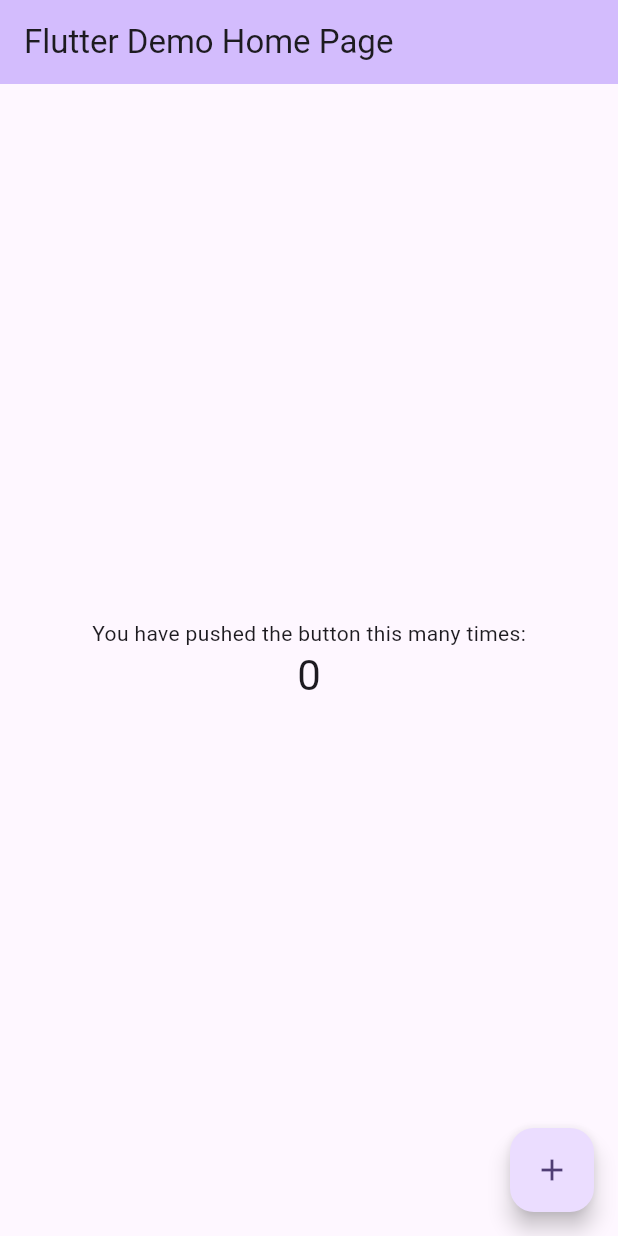
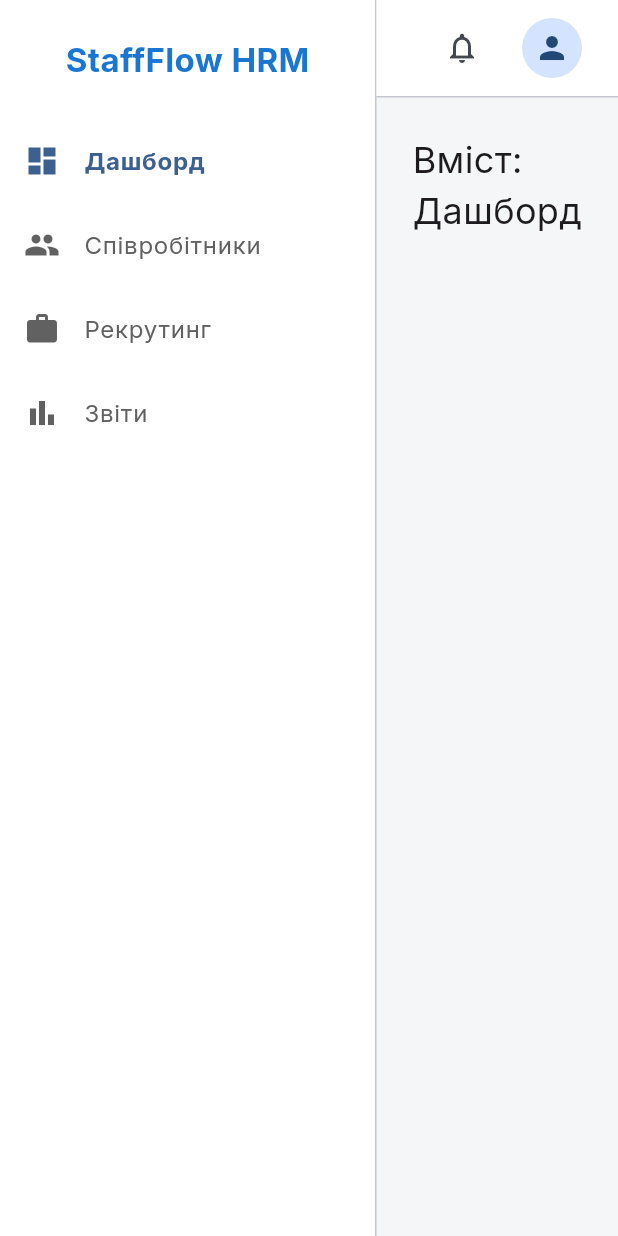
Before and after one commit to Dan-Krod/TeamSync-HRM, a Flutter app: the screen it shows after launch, on a phone screen of 412 x 824 dp. Run offline on Flutter 3.47's test engine with Material 3 defaults, Android fonts, the phone set to English and light mode, and no system bars; our stand-ins replace go_router, google_fonts.

Commit message:
implement core Flutter web layout (sidebar, router, theme)

```diff
--- a/frontend/lib/core/router/app_router.dart
+++ b/frontend/lib/core/router/app_router.dart
@@ -1,20 +1,37 @@
 import 'package:flutter/material.dart';
 import 'package:go_router/go_router.dart';
+import '../../shared/widgets/app_layout.dart';
+
+final _rootNavigatorKey = GlobalKey<NavigatorState>();
+final _shellNavigatorKey = GlobalKey<NavigatorState>();
 
 final GoRouter appRouter = GoRouter(
+  navigatorKey: _rootNavigatorKey,
   initialLocation: '/',
+  routes: [
+    ShellRoute(
+      navigatorKey: _shellNavigatorKey,
+      builder: (context, state, child) {
+        return AppLayout(child: child);
+      },
       routes: [
         GoRoute(
           path: '/',
-      builder: (context, state) => const Scaffold(body: Center(child: Text('Дашборд'))),
+          builder: (context, state) => const Text('Вміст: Дашборд', style: TextStyle(fontSize: 24)),
         ),
         GoRoute(
           path: '/employees',
-      builder: (context, state) => const Scaffold(body: Center(child: Text('Співробітники'))),
+          builder: (context, state) => const Text('Вміст: Список співробітників', style: TextStyle(fontSize: 24)),
+        ),
+        GoRoute(
+          path: '/recruiting',
+          builder: (context, state) => const Text('Вміст: Кандидати', style: TextStyle(fontSize: 24)),
         ),
         GoRoute(
           path: '/reports',
-      builder: (context, state) => const Scaffold(body: Center(child: Text('Звіти'))),
+          builder: (context, state) => const Text('Вміст: Аналітика', style: TextStyle(fontSize: 24)),
+        ),
+      ],
     ),
   ],
 );
--- a/frontend/lib/main.dart
+++ b/frontend/lib/main.dart
@@ -1,122 +1,21 @@
 import 'package:flutter/material.dart';
+import 'core/theme/app_theme.dart';
+import 'core/router/app_router.dart';
 
 void main() {
-  runApp(const MyApp());
+  runApp(const StaffFlowApp());
 }
 
-class MyApp extends StatelessWidget {
-  const MyApp({super.key});
+class StaffFlowApp extends StatelessWidget {
+  const StaffFlowApp({super.key});
 
-  // This widget is the root of your application.
   @override
   Widget build(BuildContext context) {
-    return MaterialApp(
-      title: 'Flutter Demo',
-      theme: ThemeData(
-        // This is the theme of your application.
-        //
-        // TRY THIS: Try running your application with "flutter run". You'll see
-        // the application has a purple toolbar. Then, without quitting the app,
-        // try changing the seedColor in the colorScheme below to Colors.green
-        // and then invoke "hot reload" (save your changes or press the "hot
-        // reload" button in a Flutter-supported IDE, or press "r" if you used
-        // the command line to start the app).
-        //
-        // Notice that the counter didn't reset back to zero; the application
-        // state is not lost during the reload. To reset the state, use hot
-        // restart instead.
-        //
-        // This works for code too, not just values: Most code changes can be
-        // tested with just a hot reload.
-        colorScheme: .fromSeed(seedColor: Colors.deepPurple),
-      ),
-      home: const MyHomePage(title: 'Flutter Demo Home Page'),
+    return MaterialApp.router(
+      title: 'StaffFlow HRM',
+      debugShowCheckedModeBanner: false,
+      theme: AppTheme.lightTheme,
+      routerConfig: appRouter,
     );
   }
 }
-
-class MyHomePage extends StatefulWidget {
-  const MyHomePage({super.key, required this.title});
-
-  // This widget is the home page of your application. It is stateful, meaning
-  // that it has a State object (defined below) that contains fields that affect
-  // how it looks.
-
-  // This class is the configuration for the state. It holds the values (in this
-  // case the title) provided by the parent (in this case the App widget) and
-  // used by the build method of the State. Fields in a Widget subclass are
-  // always marked "final".
-
-  final String title;
-
-  @override
-  State<MyHomePage> createState() => _MyHomePageState();
-}
-
-class _MyHomePageState extends State<MyHomePage> {
-  int _counter = 0;
-
-  void _incrementCounter() {
-    setState(() {
-      // This call to setState tells the Flutter framework that something has
-      // changed in this State, which causes it to rerun the build method below
-      // so that the display can reflect the updated values. If we changed
-      // _counter without calling setState(), then the build method would not be
-      // called again, and so nothing would appear to happen.
-      _counter++;
-    });
-  }
-
-  @override
-  Widget build(BuildContext context) {
-    // This method is rerun every time setState is called, for instance as done
-    // by the _incrementCounter method above.
-    //
-    // The Flutter framework has been optimized to make rerunning build methods
-    // fast, so that you can just rebuild anything that needs updating rather
-    // than having to individually change instances of widgets.
-    return Scaffold(
-      appBar: AppBar(
-        // TRY THIS: Try changing the color here to a specific color (to
-        // Colors.amber, perhaps?) and trigger a hot reload to see the AppBar
-        // change color while the other colors stay the same.
-        backgroundColor: Theme.of(context).colorScheme.inversePrimary,
-        // Here we take the value from the MyHomePage object that was created by
-        // the App.build method, and use it to set our appbar title.
-        title: Text(widget.title),
-      ),
-      body: Center(
-        // Center is a layout widget. It takes a single child and positions it
-        // in the middle of the parent.
-        child: Column(
-          // Column is also a layout widget. It takes a list of children and
-          // arranges them vertically. By default, it sizes itself to fit its
-          // children horizontally, and tries to be as tall as its parent.
-          //
-          // Column has various properties to control how it sizes itself and
-          // how it positions its children. Here we use mainAxisAlignment to
-          // center the children vertically; the main axis here is the vertical
-          // axis because Columns are vertical (the cross axis would be
-          // horizontal).
-          //
-          // TRY THIS: Invoke "debug painting" (choose the "Toggle Debug Paint"
-          // action in the IDE, or press "p" in the console), to see the
-          // wireframe for each widget.
-          mainAxisAlignment: .center,
-          children: [
-            const Text('You have pushed the button this many times:'),
-            Text(
-              '$_counter',
-              style: Theme.of(context).textTheme.headlineMedium,
-            ),
-          ],
-        ),
-      ),
-      floatingActionButton: FloatingActionButton(
-        onPressed: _incrementCounter,
-        tooltip: 'Increment',
-        child: const Icon(Icons.add),
-      ),
-    );
-  }
-}
--- /dev/null
+++ b/frontend/lib/shared/widgets/app_layout.dart
@@ -0,0 +1,49 @@
+import 'package:flutter/material.dart';
+import 'sidebar.dart';
+
+class AppLayout extends StatelessWidget {
+  final Widget child; // Сюди go_router підставлятиме наші екрани
+
+  const AppLayout({super.key, required this.child});
+
+  @override
+  Widget build(BuildContext context) {
+    return Scaffold(
+      backgroundColor: Theme.of(context).colorScheme.surface,
+      body: Row(
+        children: [
+          const Sidebar(),
+          const VerticalDivider(width: 1, thickness: 1),
+          Expanded(
+            child: Column(
+              children: [
+                // Простий AppBar для веб-версії
+                Container(
+                  height: 64,
+                  color: Colors.white,
+                  padding: const EdgeInsets.symmetric(horizontal: 24),
+                  child: Row(
+                    mainAxisAlignment: MainAxisAlignment.end,
+                    children: [
+                      IconButton(icon: const Icon(Icons.notifications_outlined), onPressed: () {}),
+                      const SizedBox(width: 16),
+                      const CircleAvatar(child: Icon(Icons.person)),
+                    ],
+                  ),
+                ),
+                const Divider(height: 1, thickness: 1),
+                // Основний контент сторінки
+                Expanded(
+                  child: Padding(
+                    padding: const EdgeInsets.all(24.0),
+                    child: child,
+                  ),
+                ),
+              ],
+            ),
+          ),
+        ],
+      ),
+    );
+  }
+}
--- /dev/null
+++ b/frontend/lib/shared/widgets/sidebar.dart
@@ -0,0 +1,91 @@
+import 'package:flutter/material.dart';
+import 'package:go_router/go_router.dart';
+
+class Sidebar extends StatelessWidget {
+  const Sidebar({super.key});
+
+  @override
+  Widget build(BuildContext context) {
+    final String currentRoute = GoRouterState.of(context).uri.toString();
+
+    return Container(
+      width: 250,
+      color: Colors.white,
+      child: Column(
+        children: [
+          const Padding(
+            padding: EdgeInsets.all(24.0),
+            child: Text(
+              'StaffFlow HRM',
+              style: TextStyle(
+                fontSize: 22,
+                fontWeight: FontWeight.bold,
+                color: Color(0xFF1976D2),
+              ),
+            ),
+          ),
+          _NavItem(
+            title: 'Дашборд',
+            icon: Icons.dashboard,
+            route: '/',
+            currentRoute: currentRoute,
+          ),
+          _NavItem(
+            title: 'Співробітники',
+            icon: Icons.people,
+            route: '/employees',
+            currentRoute: currentRoute,
+          ),
+          _NavItem(
+            title: 'Рекрутинг',
+            icon: Icons.work,
+            route: '/recruiting',
+            currentRoute: currentRoute,
+          ),
+          _NavItem(
+            title: 'Звіти',
+            icon: Icons.bar_chart,
+            route: '/reports',
+            currentRoute: currentRoute,
+          ),
+        ],
+      ),
+    );
+  }
+}
+
+class _NavItem extends StatelessWidget {
+  final String title;
+  final IconData icon;
+  final String route;
+  final String currentRoute;
+
+  const _NavItem({
+    required this.title,
+    required this.icon,
+    required this.route,
+    required this.currentRoute,
+  });
+
+  @override
+  Widget build(BuildContext context) {
+    final bool isActive = currentRoute == route;
+    final color = isActive
+        ? Theme.of(context).colorScheme.primary
+        : Colors.grey.shade700;
+
+    return ListTile(
+      leading: Icon(icon, color: color),
+      title: Text(
+        title,
+        style: TextStyle(
+          color: color,
+          fontWeight: isActive ? FontWeight.bold : FontWeight.normal,
+        ),
+      ),
+      selected: isActive,
+      selectedTileColor: Theme.of(context).colorScheme.primary.withOpacity(0.1),
+      onTap: () => context.go(route),
+    );
+  }
+}
```
Lines whose indentation alone changed are shown as unchanged.
